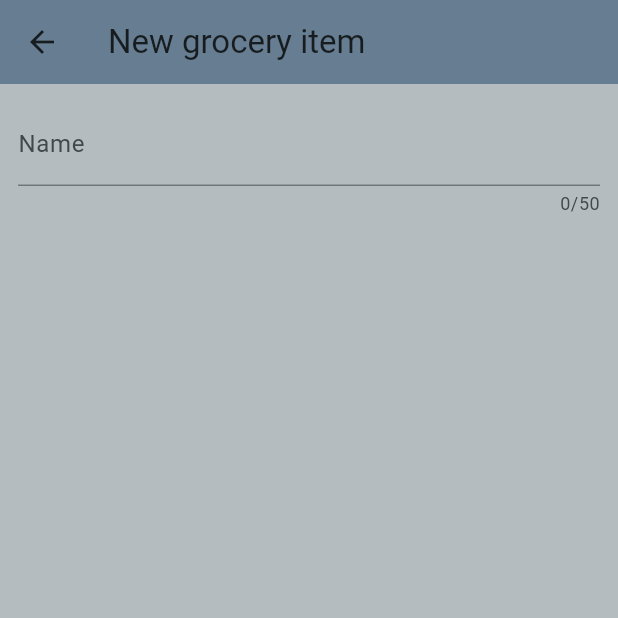
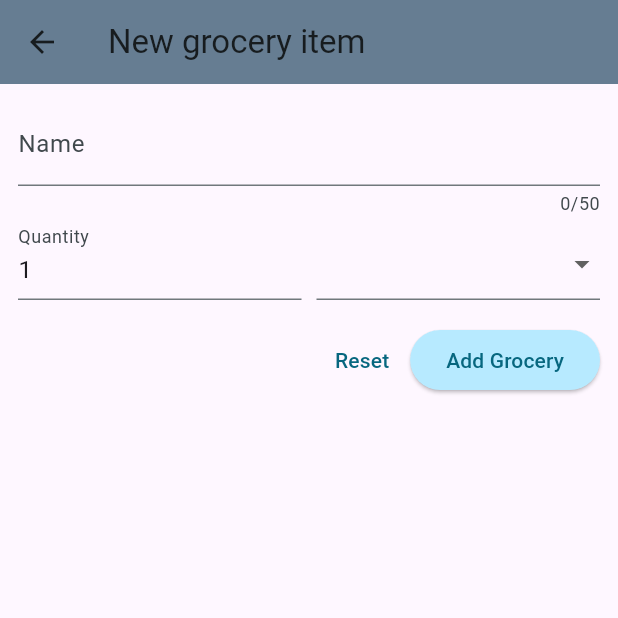
Before and after one commit to D0-xa/shopping_list, a Flutter app: the screen it shows after launch, after a tap on the "add" icon, on a phone screen of 412 x 824 dp, the top half of it. Run offline on Flutter 3.47's test engine with Material 3 defaults, Android fonts, the phone set to English and light mode, and no system bars.

Commit message:
Adding a Form to allow and validate user input

```diff
--- a/lib/Screens/new_item.dart
+++ b/lib/Screens/new_item.dart
@@ -1,4 +1,6 @@
 import 'package:flutter/material.dart';
+
+import 'package:shopping_list/data/categories.dart';
 
 class NewItemScreen extends StatefulWidget {
   const NewItemScreen({super.key});
@@ -8,6 +10,12 @@ class NewItemScreen extends StatefulWidget {
 }
 
 class NewItemScreenState extends State<NewItemScreen> {
+  final _formKey = GlobalKey<FormState>();
+
+  void _saveItem() {
+    _formKey.currentState!.validate();
+  }
+
   @override
   Widget build(BuildContext context) {
     return Hero(
@@ -19,6 +27,7 @@ class NewItemScreenState extends State<NewItemScreen> {
         body: Padding(
           padding: const EdgeInsets.all(12),
           child: Form(
+            key: _formKey,
             child: Column(
               children: [
                 TextFormField(
@@ -27,9 +36,87 @@ class NewItemScreenState extends State<NewItemScreen> {
                     label: Text('Name'),
                   ),
                   validator: (value) {
-                    return 'Demo...';
+                    if (value == null ||
+                        value.isEmpty ||
+                        value.trim().length <= 1 ||
+                        value.trim().length > 50) {
+                      return 'Must be between 1 to 50 characters long.';
+                    }
+                    return null;
                   },
                 ), // instead of TextField()
+                Row(
+                  crossAxisAlignment: CrossAxisAlignment.end,
+                  children: [
+                    Expanded(
+                      child: TextFormField(
+                        decoration:
+                            const InputDecoration(label: Text('Quantity')),
+                        initialValue: '1',
+                        keyboardType: TextInputType.number,
+                        validator: (value) {
+                          if (value == null ||
+                              value.isEmpty ||
+                              int.tryParse(value) == null ||
+                              int.tryParse(value)! <= 0) {
+                            return 'Must be a valid, positive integer.';
+                          }
+                          return null;
+                        },
+                      ),
+                    ),
+                    const SizedBox(
+                      width: 10,
+                    ),
+                    Expanded(
+                      child: DropdownButtonFormField(
+                        items: [
+                          for (final category in categories.entries)
+                            DropdownMenuItem(
+                              value: category.value,
+                              child: Row(
+                                children: [
+                                  Container(
+                                    width: 16,
+                                    height: 16,
+                                    color: category.value.color,
+                                  ),
+                                  const SizedBox(
+                                    width: 8,
+                                  ),
+                                  Text(category.value.title),
+                                ],
+                              ),
+                            )
+                        ],
+                        onChanged: (value) {},
+                      ),
+                    ),
+                  ],
+                ),
+                const SizedBox(
+                  height: 16,
+                ),
+                Row(
+                  mainAxisAlignment: MainAxisAlignment.end,
+                  children: [
+                    TextButton(
+                      onPressed: () {
+                        _formKey.currentState!.reset();
+                      },
+                      child: const Text('Reset'),
+                    ),
+                    ElevatedButton(
+                      style: ElevatedButton.styleFrom(
+                        backgroundColor:
+                            Theme.of(context).colorScheme.primaryContainer,
+                        foregroundColor: Theme.of(context).colorScheme.primary,
+                      ),
+                      onPressed: _saveItem,
+                      child: const Text('Add Grocery'),
+                    )
+                  ],
+                )
               ],
             ),
           ),
--- a/lib/data/dummy_items.dart
+++ b/lib/data/dummy_items.dart
@@ -17,6 +17,6 @@ final groceryItems = [
   GroceryItem(
       id: 'c',
       name: 'Beef Steak',
-      quantity: 1.0,
+      quantity: 1,
       category: categories[Categories.meat]!),
 ];
--- a/lib/main.dart
+++ b/lib/main.dart
@@ -25,7 +25,6 @@ class MyApp extends StatelessWidget {
       debugShowCheckedModeBanner: false,
       theme: ThemeData.light(useMaterial3: true).copyWith(
         colorScheme: kColorScheme,
-        scaffoldBackgroundColor: const Color.fromARGB(255, 181, 188, 192),
       ),
       darkTheme: ThemeData.dark(useMaterial3: true).copyWith(
         colorScheme: kdarkColorScheme,
--- a/lib/models/grocery_item.dart
+++ b/lib/models/grocery_item.dart
@@ -10,6 +10,6 @@ class GroceryItem {
 
   final String id;
   final String name;
-  final num quantity;
+  final int quantity;
   final Category category;
 }
--- a/lib/widgets/grocery_tile.dart
+++ b/lib/widgets/grocery_tile.dart
@@ -12,12 +12,6 @@ class GroceryTile extends StatelessWidget {
 
   @override
   Widget build(BuildContext context) {
-    final String quantityType = groceryItem.quantity.runtimeType == double
-        ? ' Kg'
-        : groceryItem.quantity > 1
-            ? ' Items'
-            : 'Item';
-
     return ListTile(
       leading: Container(
         color: groceryItem.category.color,
@@ -26,8 +20,9 @@ class GroceryTile extends StatelessWidget {
       ),
       horizontalTitleGap: 30,
       title: Text(groceryItem.name),
-      trailing: Text(groceryItem.quantity.toString() + quantityType),
-      leadingAndTrailingTextStyle: const TextStyle(fontSize: 16),
+      trailing: Text(groceryItem.quantity.toString()),
+      leadingAndTrailingTextStyle: TextStyle(
+          fontSize: 16, color: Theme.of(context).colorScheme.inverseSurface),
     );
   }
 }
```
